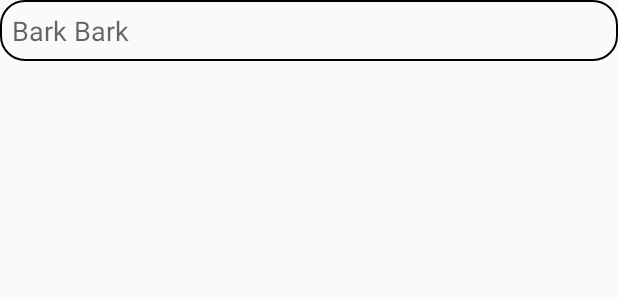
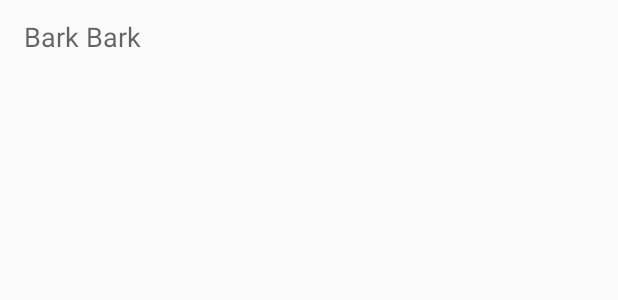
Before and after one commit to tehras/android-mvvm, an Android app: the layout view_search_layout.xml on its own in the app's theme, with its tools: preview values and no code run, on a phone screen of 412 x 824 dp. Shown: the top 300 px of the screen. Run offline under Robolectric (Android 15) with nearby library versions, the phone set to English and light mode, and no system bars.

```diff
--- a/app/src/main/kotlin/com/github/tehras/base/demo/ui/breeddetail/adapter/BreedDetailsAdapter.kt
+++ b/app/src/main/kotlin/com/github/tehras/base/demo/ui/breeddetail/adapter/BreedDetailsAdapter.kt
@@ -63,6 +63,7 @@ class BreedDetailsViewHolder(override val containerView: View) : RecyclerView.Vi
             .with(breed_details_image)
             .load(url)
             .centerCrop()
+            .placeholder(R.drawable.ic_big_dog)
             .transform(RoundedCorners(containerView.context.resources.getDimensionPixelSize(R.dimen.dog_image_corners)))
             .into(breed_details_image)
     }
--- a/app/src/main/kotlin/com/github/tehras/base/demo/ui/doglist/BreedListFragment.kt
+++ b/app/src/main/kotlin/com/github/tehras/base/demo/ui/doglist/BreedListFragment.kt
@@ -12,7 +12,6 @@ import com.github.tehras.base.arch.viewModel
 import com.github.tehras.base.dagger.components.findComponent
 import com.github.tehras.base.demo.DemoActivity
 import com.github.tehras.base.demo.R
-import com.github.tehras.base.demo.data.room.entities.Breed
 import com.github.tehras.base.demo.ui.breeddetail.BreedDetailsFragment
 import com.github.tehras.base.demo.ui.doglist.adapter.BreedListAdapter
 import com.github.tehras.base.ext.context.calculateNumberOfColumns
@@ -20,10 +19,8 @@ import com.github.tehras.base.ext.context.hideKeyboard
 import com.jakewharton.rxbinding3.appcompat.navigationClicks
 import com.jakewharton.rxbinding3.view.clicks
 import io.reactivex.disposables.CompositeDisposable
-import io.reactivex.functions.Consumer
 import io.reactivex.rxkotlin.plusAssign
 import kotlinx.android.synthetic.main.fragment_dog_list.*
-import timber.log.Timber
 import java.util.concurrent.TimeUnit
 import javax.inject.Inject
 
--- a/app/src/main/res/drawable/bg_rounded.xml
+++ b/app/src/main/res/drawable/bg_rounded.xml
@@ -1,7 +1,6 @@
 <?xml version="1.0" encoding="UTF-8"?>
 <shape xmlns:android="http://schemas.android.com/apk/res/android">
     <solid android:color="?bgPrimary"/>
-    <stroke android:width="1dp" android:color="?bgSecondary"/>
     <corners android:radius="16dp"/>
     <padding android:left="0dp" android:top="0dp" android:right="0dp" android:bottom="0dp"/>
 </shape>
--- a/app/src/main/res/layout/fragment_dog_details.xml
+++ b/app/src/main/res/layout/fragment_dog_details.xml
@@ -12,6 +12,8 @@
             app:layout_constraintStart_toStartOf="parent"
             app:layout_constraintEnd_toEndOf="parent"
             android:navigationIcon="@drawable/ic_back"
+            android:background="?bgPrimary"
+            android:elevation="@dimen/elevation_standard"
             android:layout_height="wrap_content"/>
 
     <androidx.recyclerview.widget.RecyclerView
--- a/app/src/main/res/layout/fragment_dog_list.xml
+++ b/app/src/main/res/layout/fragment_dog_list.xml
@@ -10,6 +10,8 @@
             app:layout_constraintTop_toTopOf="parent"
             app:layout_constraintStart_toStartOf="parent"
             app:layout_constraintEnd_toEndOf="parent"
+            android:background="?bgPrimary"
+            android:elevation="@dimen/elevation_standard"
             app:navigationIcon="@drawable/ic_exit"
             app:title="@string/breed_list_title"
             android:layout_width="0dp"
--- a/app/src/main/res/layout/view_search_layout.xml
+++ b/app/src/main/res/layout/view_search_layout.xml
@@ -7,6 +7,11 @@
         android:padding="@dimen/default_padding"
         android:focusable="true"
         android:clickable="true"
+        android:layout_marginEnd="@dimen/default_padding"
+        android:layout_marginStart="@dimen/default_padding"
+        android:layout_marginBottom="4dp"
+        android:layout_marginTop="4dp"
+        android:elevation="@dimen/elevation_standard"
         android:layout_height="wrap_content">
 
     <EditText
```
Also changed, not shown: app/src/main/res/drawable/ic_big_dog.xml (added, +8 -0 lines).
